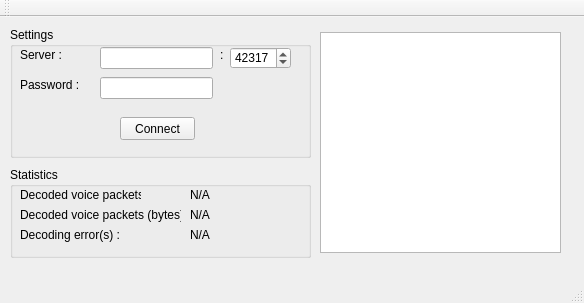
GuiTeK/TS3Tunnel, file TS3Tunnel.Client/MainWindow.ui: the form before one commit.
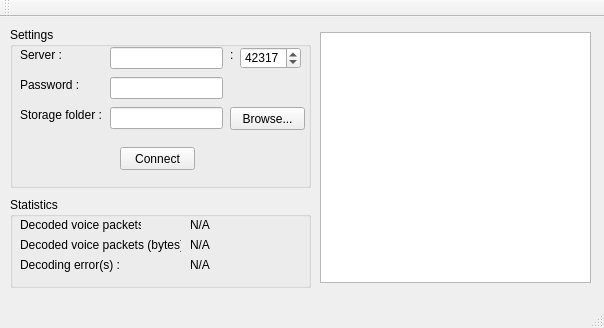
The form after the commit.

```diff
--- a/TS3Tunnel.Client/MainWindow.ui
+++ b/TS3Tunnel.Client/MainWindow.ui
@@ -6,8 +6,8 @@
    <rect>
     <x>0</x>
     <y>0</y>
-    <width>584</width>
-    <height>303</height>
+    <width>604</width>
+    <height>328</height>
    </rect>
   </property>
   <property name="sizePolicy">
@@ -24,7 +24,7 @@
     <property name="geometry">
      <rect>
       <x>10</x>
-      <y>150</y>
+      <y>180</y>
       <width>301</width>
       <height>91</height>
      </rect>
@@ -117,7 +117,7 @@
       <x>10</x>
       <y>10</y>
       <width>301</width>
-      <height>131</height>
+      <height>161</height>
      </rect>
     </property>
     <property name="title">
@@ -127,7 +127,7 @@
      <property name="geometry">
       <rect>
        <x>110</x>
-       <y>90</y>
+       <y>120</y>
        <width>75</width>
        <height>23</height>
       </rect>
@@ -139,7 +139,7 @@
     <widget class="QLineEdit" name="ServerIPAddressLineEdit">
      <property name="geometry">
       <rect>
-       <x>90</x>
+       <x>100</x>
        <y>20</y>
        <width>113</width>
        <height>22</height>
@@ -149,7 +149,7 @@
     <widget class="QLabel" name="TS3EServerPortColonLabel">
      <property name="geometry">
       <rect>
-       <x>210</x>
+       <x>220</x>
        <y>20</y>
        <width>16</width>
        <height>16</height>
@@ -175,7 +175,7 @@
     <widget class="QSpinBox" name="ServerPortSpinBox">
      <property name="geometry">
       <rect>
-       <x>220</x>
+       <x>230</x>
        <y>20</y>
        <width>61</width>
        <height>22</height>
@@ -204,7 +204,7 @@
     <widget class="QLineEdit" name="PasswordLineEdit">
      <property name="geometry">
       <rect>
-       <x>90</x>
+       <x>100</x>
        <y>50</y>
        <width>113</width>
        <height>22</height>
@@ -214,14 +214,53 @@
       <enum>QLineEdit::Password</enum>
      </property>
     </widget>
+    <widget class="QLabel" name="StorageFolderLabel">
+     <property name="geometry">
+      <rect>
+       <x>10</x>
+       <y>80</y>
+       <width>81</width>
+       <height>16</height>
+      </rect>
+     </property>
+     <property name="text">
+      <string>Storage folder :</string>
+     </property>
+    </widget>
+    <widget class="QLineEdit" name="StorageFolderLineEdit">
+     <property name="geometry">
+      <rect>
+       <x>100</x>
+       <y>80</y>
+       <width>113</width>
+       <height>22</height>
+      </rect>
+     </property>
+     <property name="echoMode">
+      <enum>QLineEdit::Normal</enum>
+     </property>
+    </widget>
+    <widget class="QPushButton" name="StorageFolderBrowsePushButton">
+     <property name="geometry">
+      <rect>
+       <x>220</x>
+       <y>80</y>
+       <width>75</width>
+       <height>23</height>
+      </rect>
+     </property>
+     <property name="text">
+      <string>Browse...</string>
+     </property>
+    </widget>
    </widget>
    <widget class="QTableWidget" name="VoiceSessionsTableWidget">
     <property name="geometry">
      <rect>
       <x>320</x>
       <y>15</y>
-      <width>241</width>
-      <height>221</height>
+      <width>271</width>
+      <height>251</height>
      </rect>
     </property>
     <property name="columnCount">
```
Left out of the diff: 2 changed lines with no effect on the pictures.
